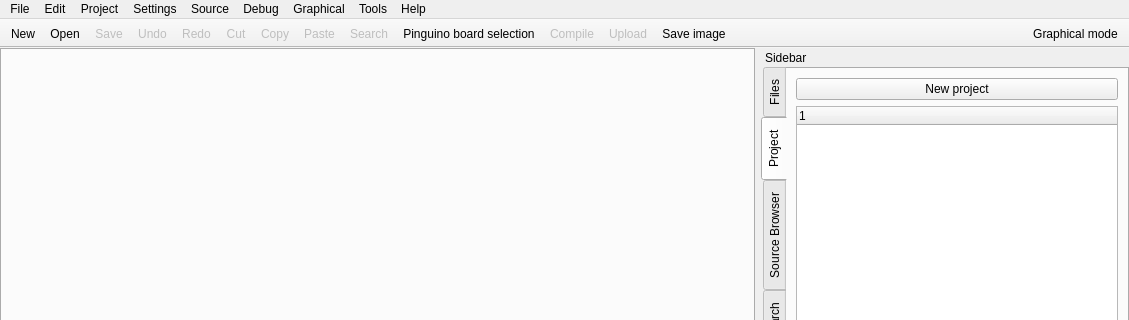
Above: qtgui/frames/main.ui from PinguinoIDE/pinguino-ide before the change; both pictures show x 0 to 1129 and y 0 to 320 of the 1129 by 917 pixel window. Below: the same form after it.
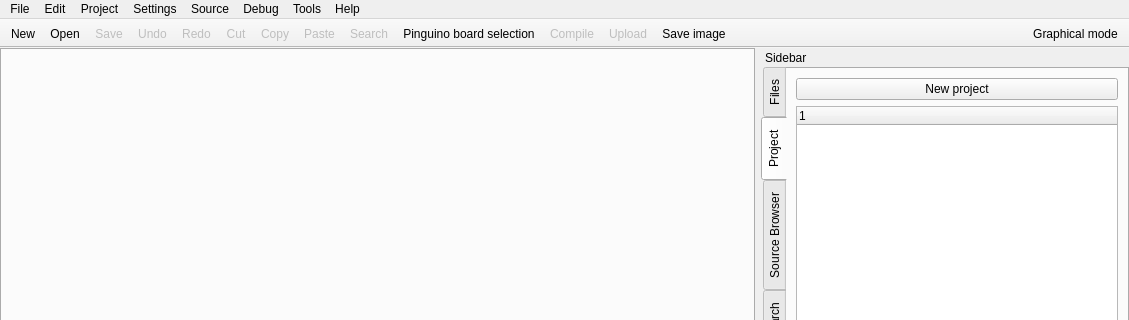
That is the form after the change. Icons and pictures are not drawn.

Diff of the .ui file:
```diff
--- a/qtgui/frames/main.ui
+++ b/qtgui/frames/main.ui
@@ -217,13 +217,6 @@
     <addaction name="actionIndent"/>
     <addaction name="actionDedent"/>
    </widget>
-   <widget class="QMenu" name="menuGraphical">
-    <property name="title">
-     <string>Graphical</string>
-    </property>
-    <addaction name="actionExport_code_to_editor"/>
-    <addaction name="actionInsert_Block"/>
-   </widget>
    <widget class="QMenu" name="menuSettings">
     <property name="title">
      <string>Settings</string>
@@ -300,7 +293,6 @@
    <addaction name="menuSettings"/>
    <addaction name="menuSource"/>
    <addaction name="menuPinguino"/>
-   <addaction name="menuGraphical"/>
    <addaction name="menuTools"/>
    <addaction name="menuHelp"/>
   </widget>
```
